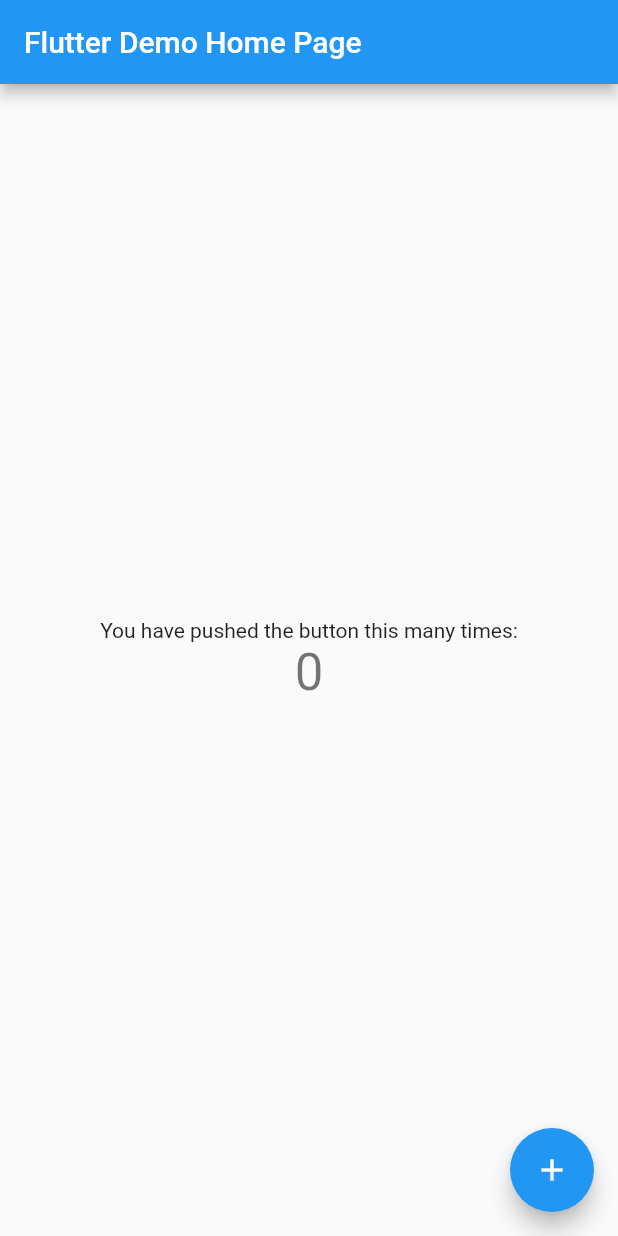
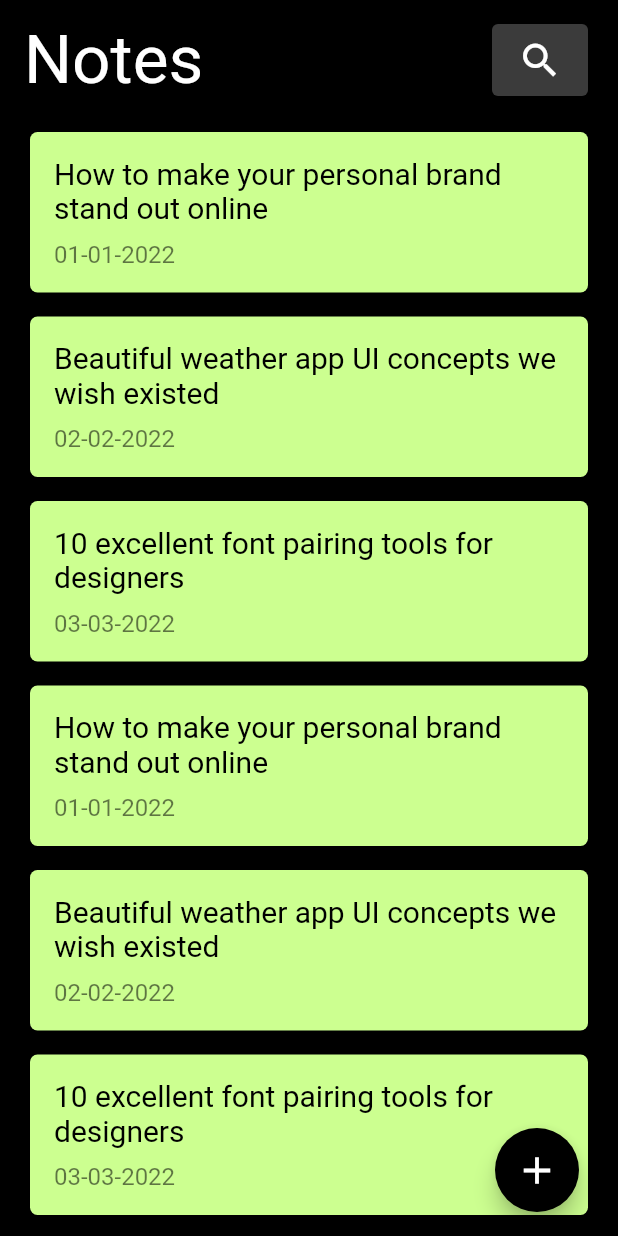
Before and after one commit to gzaber/notes_app, a Flutter app: the screen it shows after launch, on a phone screen of 412 x 824 dp. Run offline on Flutter 3.47's test engine with Material 2 defaults, Android fonts, the phone set to English and light mode, and no system bars; our stand-ins replace sqflite; accounts and stored records are empty.

Commit message:
Add pages and widgets

```diff
--- /dev/null
+++ b/lib/composition_root.dart
@@ -0,0 +1,19 @@
+import 'package:flutter/material.dart';
+import 'package:notes_app/domain/entities/note.dart';
+import 'package:notes_app/presentation/ui/pages/home_page.dart';
+import 'package:notes_app/presentation/ui/pages/note_page.dart';
+import 'package:notes_app/presentation/ui/pages/upsert_page.dart';
+
+class CompositionRoot {
+  static Widget composeHomePage() {
+    return const HomePage();
+  }
+
+  static Widget composeNotePage(Note note) {
+    return NotePage(note: note);
+  }
+
+  static Widget composeUpsertPage(Note? note) {
+    return UpsertPage(note: note);
+  }
+}
--- a/lib/main.dart
+++ b/lib/main.dart
@@ -1,115 +1,37 @@
 import 'package:flutter/material.dart';
+import 'package:notes_app/composition_root.dart';
 
 void main() {
-  runApp(const MyApp());
+  runApp(
+    MyApp(
+      startPage: CompositionRoot.composeHomePage(),
+    ),
+  );
 }
 
 class MyApp extends StatelessWidget {
-  const MyApp({Key? key}) : super(key: key);
+  final Widget startPage;
+  const MyApp({Key? key, required this.startPage}) : super(key: key);
 
-  // This widget is the root of your application.
   @override
   Widget build(BuildContext context) {
     return MaterialApp(
-      title: 'Flutter Demo',
+      title: 'Notes App',
+      debugShowCheckedModeBanner: false,
       theme: ThemeData(
-        // This is the theme of your application.
-        //
-        // Try running your application with "flutter run". You'll see the
-        // application has a blue toolbar. Then, without quitting the app, try
-        // changing the primarySwatch below to Colors.green and then invoke
-        // "hot reload" (press "r" in the console where you ran "flutter run",
-        // or simply save your changes to "hot reload" in a Flutter IDE).
-        // Notice that the counter didn't reset back to zero; the application
-        // is not restarted.
-        primarySwatch: Colors.blue,
+        visualDensity: VisualDensity.adaptivePlatformDensity,
+        primaryColor: Colors.black,
+        appBarTheme: AppBarTheme(
+          backgroundColor: Colors.black,
+          toolbarHeight: 80.0,
+          elevation: 0.0,
+          titleTextStyle: Theme.of(context).textTheme.headline3!.copyWith(color: Colors.white),
+        ),
+        scaffoldBackgroundColor: Colors.black,
+        floatingActionButtonTheme:
+            const FloatingActionButtonThemeData(backgroundColor: Colors.black),
       ),
-      home: const MyHomePage(title: 'Flutter Demo Home Page'),
+      home: startPage,
     );
   }
 }
-
-class MyHomePage extends StatefulWidget {
-  const MyHomePage({Key? key, required this.title}) : super(key: key);
-
-  // This widget is the home page of your application. It is stateful, meaning
-  // that it has a State object (defined below) that contains fields that affect
-  // how it looks.
-
-  // This class is the configuration for the state. It holds the values (in this
-  // case the title) provided by the parent (in this case the App widget) and
-  // used by the build method of the State. Fields in a Widget subclass are
-  // always marked "final".
-
-  final String title;
-
-  @override
-  State<MyHomePage> createState() => _MyHomePageState();
-}
-
-class _MyHomePageState extends State<MyHomePage> {
-  int _counter = 0;
-
-  void _incrementCounter() {
-    setState(() {
-      // This call to setState tells the Flutter framework that something has
-      // changed in this State, which causes it to rerun the build method below
-      // so that the display can reflect the updated values. If we changed
-      // _counter without calling setState(), then the build method would not be
-      // called again, and so nothing would appear to happen.
-      _counter++;
-    });
-  }
-
-  @override
-  Widget build(BuildContext context) {
-    // This method is rerun every time setState is called, for instance as done
-    // by the _incrementCounter method above.
-    //
-    // The Flutter framework has been optimized to make rerunning build methods
-    // fast, so that you can just rebuild anything that needs updating rather
-    // than having to individually change instances of widgets.
-    return Scaffold(
-      appBar: AppBar(
-        // Here we take the value from the MyHomePage object that was created by
-        // the App.build method, and use it to set our appbar title.
-        title: Text(widget.title),
-      ),
-      body: Center(
-        // Center is a layout widget. It takes a single child and positions it
-        // in the middle of the parent.
-        child: Column(
-          // Column is also a layout widget. It takes a list of children and
-          // arranges them vertically. By default, it sizes itself to fit its
-          // children horizontally, and tries to be as tall as its parent.
-          //
-          // Invoke "debug painting" (press "p" in the console, choose the
-          // "Toggle Debug Paint" action from the Flutter Inspector in Android
-          // Studio, or the "Toggle Debug Paint" command in Visual Studio Code)
-          // to see the wireframe for each widget.
-          //
-          // Column has various properties to control how it sizes itself and
-          // how it positions its children. Here we use mainAxisAlignment to
-          // center the children vertically; the main axis here is the vertical
-          // axis because Columns are vertical (the cross axis would be
-          // horizontal).
-          mainAxisAlignment: MainAxisAlignment.center,
-          children: <Widget>[
-            const Text(
-              'You have pushed the button this many times:',
-            ),
-            Text(
-              '$_counter',
-              style: Theme.of(context).textTheme.headline4,
-            ),
-          ],
-        ),
-      ),
-      floatingActionButton: FloatingActionButton(
-        onPressed: _incrementCounter,
-        tooltip: 'Increment',
-        child: const Icon(Icons.add),
-      ), // This trailing comma makes auto-formatting nicer for build methods.
-    );
-  }
-}
--- /dev/null
+++ b/lib/presentation/helpers/colors.dart
@@ -0,0 +1,19 @@
+import 'package:flutter/material.dart';
+
+const colorPalette = [
+  Color(0xffff8a80),
+  Color(0xffff80ab),
+  Color(0xffea80fc),
+  Color(0xffb388ff),
+  Color(0xff8c9eff),
+  Color(0xff82b1ff),
+  Color(0xff80d8ff),
+  Color(0xff84ffff),
+  Color(0xffa7ffeb),
+  Color(0xffb9f6ca),
+  Color(0xffccff90),
+  Color(0xfff4ff81),
+  Color(0xffffe57f),
+  Color(0xffffd180),
+  Color(0xffff9e80),
+];
--- /dev/null
+++ b/lib/presentation/ui/pages/home_page.dart
@@ -0,0 +1,105 @@
+import 'dart:math';
+
+import 'package:flutter/material.dart';
+import 'package:notes_app/composition_root.dart';
+import 'package:notes_app/domain/entities/note.dart';
+import 'package:notes_app/presentation/helpers/colors.dart';
+
+import '../widgets/custom_elevated_button.dart';
+import '../widgets/note_card.dart';
+
+class HomePage extends StatelessWidget {
+  const HomePage({Key? key}) : super(key: key);
+
+  @override
+  Widget build(BuildContext context) {
+    return Scaffold(
+      appBar: AppBar(
+        title: const Text('Notes'),
+        actions: [
+          CustomElevatedButton(
+            icon: Icons.search,
+            onPressed: () {},
+          ),
+        ],
+      ),
+      floatingActionButton: Padding(
+        padding: const EdgeInsets.only(right: 10.0),
+        child: FloatingActionButton(
+          onPressed: () => Navigator.of(context).push(
+            MaterialPageRoute(
+              builder: (_) => CompositionRoot.composeUpsertPage(null),
+            ),
+          ),
+          child: const Icon(Icons.add, size: 30.0),
+        ),
+      ),
+      body: SafeArea(
+        child: SingleChildScrollView(
+          padding: const EdgeInsets.symmetric(horizontal: 20.0),
+          child: _buildNoteList(context, testNotes),
+        ),
+      ),
+    );
+  }
+
+  _buildNoteList(BuildContext context, List<Note> notes) => Column(
+        children: List.generate(
+          notes.length,
+          (index) => NoteCard(
+            note: notes[index],
+            color: colorPalette[Random().nextInt(colorPalette.length)],
+            onTap: () => Navigator.of(context).push(
+              MaterialPageRoute(
+                builder: (_) => CompositionRoot.composeNotePage(notes[index]),
+              ),
+            ),
+          ),
+        ),
+      );
+}
+
+List<Note> testNotes = [
+  Note(
+    id: 'id1',
+    date: '01-01-2022',
+    title: 'How to make your personal brand stand out online',
+    content:
+        'Lorem ipsum dolor sit amet, consectetur adipiscing elit, sed do eiusmod tempor incididunt ut labore et dolore magna aliqua. Ut enim ad minim veniam, quis nostrud exercitation ullamco laboris nisi ut aliquip ex ea commodo consequat. Lorem ipsum dolor sit amet, consectetur adipiscing elit, sed do eiusmod tempor incididunt ut labore et dolore magna aliqua. Ut enim ad minim veniam, quis nostrud exercitation ullamco laboris nisi ut aliquip ex ea commodo consequat.',
+  ),
+  Note(
+    id: 'id2',
+    date: '02-02-2022',
+    title: 'Beautiful weather app UI concepts we wish existed',
+    content:
+        'Lorem ipsum dolor sit amet, consectetur adipiscing elit, sed do eiusmod tempor incididunt ut labore et dolore magna aliqua. Ut enim ad minim veniam, quis nostrud exercitation ullamco laboris nisi ut aliquip ex ea commodo consequat. Lorem ipsum dolor sit amet, consectetur adipiscing elit, sed do eiusmod tempor incididunt ut labore et dolore magna aliqua. Ut enim ad minim veniam, quis nostrud exercitation ullamco laboris nisi ut aliquip ex ea commodo consequat.',
+  ),
+  Note(
+    id: 'id3',
+    date: '03-03-2022',
+    title: '10 excellent font pairing tools for designers',
+    content:
+        'Lorem ipsum dolor sit amet, consectetur adipiscing elit, sed do eiusmod tempor incididunt ut labore et dolore magna aliqua. Ut enim ad minim veniam, quis nostrud exercitation ullamco laboris nisi ut aliquip ex ea commodo consequat. Lorem ipsum dolor sit amet, consectetur adipiscing elit, sed do eiusmod tempor incididunt ut labore et dolore magna aliqua. Ut enim ad minim veniam, quis nostrud exercitation ullamco laboris nisi ut aliquip ex ea commodo consequat.',
+  ),
+  Note(
+    id: 'id1',
+    date: '01-01-2022',
+    title: 'How to make your personal brand stand out online',
+    content:
+        'Lorem ipsum dolor sit amet, consectetur adipiscing elit, sed do eiusmod tempor incididunt ut labore et dolore magna aliqua.',
+  ),
+  Note(
+    id: 'id2',
+    date: '02-02-2022',
+    title: 'Beautiful weather app UI concepts we wish existed',
+    content:
+        'Lorem ipsum dolor sit amet, consectetur adipiscing elit, sed do eiusmod tempor incididunt ut labore et dolore magna aliqua.',
+  ),
+  Note(
+    id: 'id3',
+    date: '03-03-2022',
+    title: '10 excellent font pairing tools for designers',
+    content:
+        'Lorem ipsum dolor sit amet, consectetur adipiscing elit, sed do eiusmod tempor incididunt ut labore et dolore magna aliqua.',
+  ),
+];
--- /dev/null
+++ b/lib/presentation/ui/widgets/custom_elevated_button.dart
@@ -0,0 +1,26 @@
+import 'package:flutter/material.dart';
+
+class CustomElevatedButton extends StatelessWidget {
+  final IconData icon;
+  final Function() onPressed;
+
+  const CustomElevatedButton({
+    required this.icon,
+    required this.onPressed,
+    Key? key,
+  }) : super(key: key);
+
+  @override
+  Widget build(BuildContext context) {
+    return Padding(
+      padding: const EdgeInsets.fromLTRB(20.0, 16.0, 20.0, 16.0),
+      child: ElevatedButton(
+        onPressed: onPressed,
+        child: Icon(icon, size: 30.0),
+        style: ElevatedButton.styleFrom(
+          primary: const Color(0xff3b3b3b),
+        ),
+      ),
+    );
+  }
+}
--- /dev/null
+++ b/lib/presentation/ui/widgets/note_card.dart
@@ -0,0 +1,54 @@
+import 'package:flutter/material.dart';
+import 'package:notes_app/domain/entities/note.dart';
+
+class NoteCard extends StatelessWidget {
+  final Note note;
+  final Color color;
+  final Function() onTap;
+  const NoteCard({
+    required this.note,
+    required this.color,
+    required this.onTap,
+    Key? key,
+  }) : super(key: key);
+
+  @override
+  Widget build(BuildContext context) {
+    return Padding(
+      padding: const EdgeInsets.symmetric(vertical: 8.0),
+      child: Container(
+        decoration: BoxDecoration(
+          color: color,
+          borderRadius: BorderRadius.circular(5.0),
+        ),
+        child: Material(
+          color: Colors.transparent,
+          child: InkWell(
+            onTap: onTap,
+            borderRadius: const BorderRadius.all(Radius.circular(5.0)),
+            child: Padding(
+              padding: const EdgeInsets.all(16.0),
+              child: Column(
+                crossAxisAlignment: CrossAxisAlignment.start,
+                children: [
+                  Text(
+                    note.title,
+                    style: Theme.of(context)
+                        .textTheme
+                        .titleLarge!
+                        .copyWith(color: Colors.black, fontWeight: FontWeight.w400),
+                  ),
+                  const SizedBox(height: 10.0),
+                  Text(
+                    note.date,
+                    style: Theme.of(context).textTheme.titleMedium!.copyWith(color: Colors.black54),
+                  ),
+                ],
+              ),
+            ),
+          ),
+        ),
+      ),
+    );
+  }
+}
```
Also changed, not shown: lib/presentation/ui/pages/note_page.dart (added, +59 -0 lines), lib/presentation/ui/pages/upsert_page.dart (added, +71 -0 lines), lib/presentation/ui/pages/search_page.dart (added).
